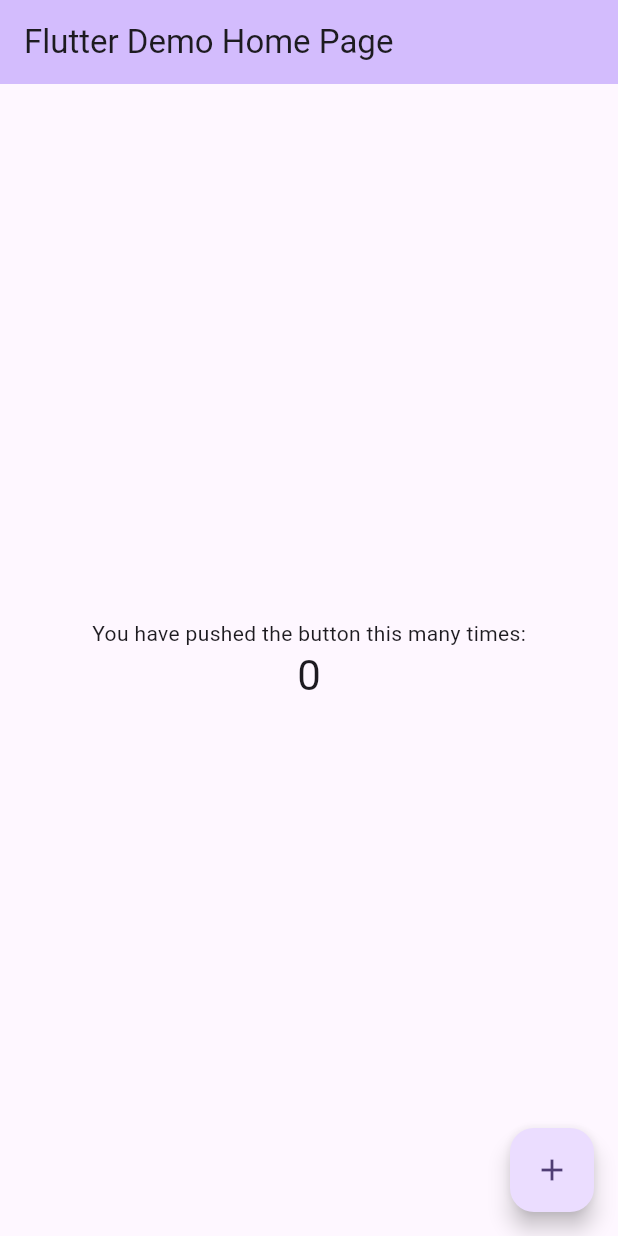
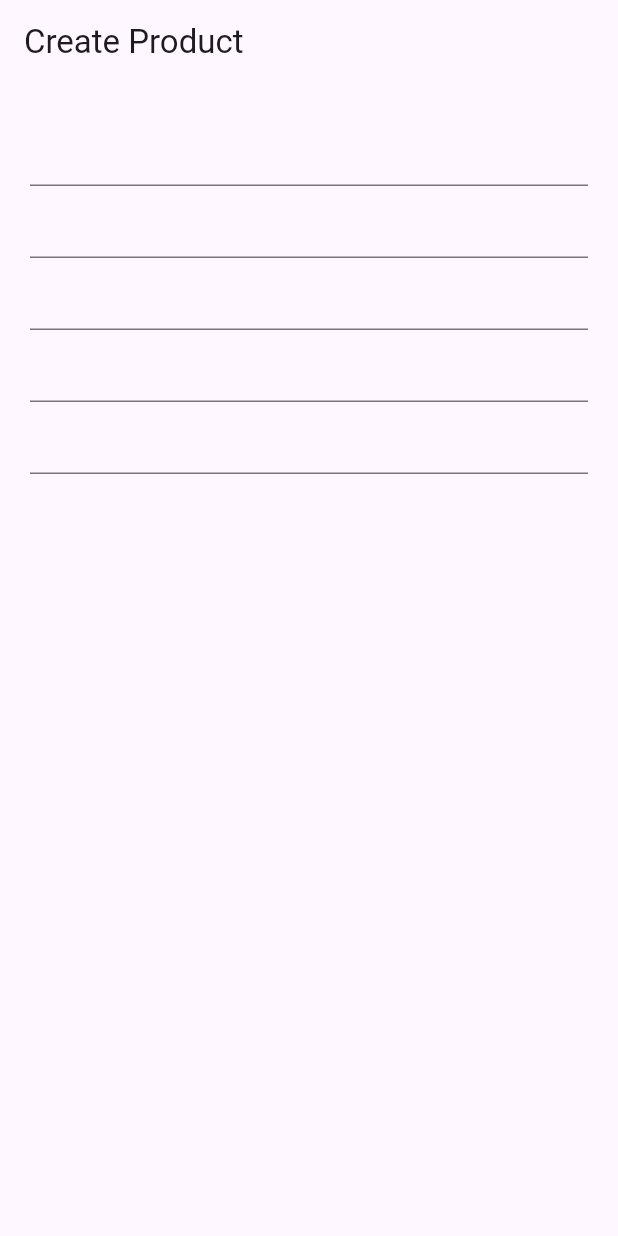
Before and after one commit to Nizarul-Islam-Prince/curdproject, a Flutter app: the screen it shows after launch, on a phone screen of 412 x 824 dp. Run offline on Flutter 3.47's test engine with Material 3 defaults, Android fonts, the phone set to English and light mode, and no system bars.

Commit message:
Product Create Screen

```diff
--- a/lib/Screen/ProductCreteScreen.dart
+++ b/lib/Screen/ProductCreteScreen.dart
@@ -0,0 +1,33 @@
+import 'package:flutter/material.dart';
+
+class ProductCreateScreen extends StatefulWidget {
+  @override
+  State<ProductCreateScreen> createState() => _ProductCreateScreen();
+}
+
+class _ProductCreateScreen extends State<ProductCreateScreen> {
+  @override
+  Widget build(BuildContext context) {
+    return Scaffold(
+      appBar: AppBar(
+        title: Text('Create Product'),
+      ),
+      body: Stack(
+        children: [
+          Container(
+            child: (SingleChildScrollView(
+              padding: EdgeInsets.all(20),
+              child: Column(children: [
+                TextFormField(onChanged: (value) {}),
+                TextFormField(onChanged: (value) {}),
+                TextFormField(onChanged: (value) {}),
+                TextFormField(onChanged: (value) {}),
+                TextFormField(onChanged: (value) {})
+              ]),
+            )),
+          )
+        ],
+      ),
+    );
+  }
+}
--- a/lib/main.dart
+++ b/lib/main.dart
@@ -1,125 +1,16 @@
+import 'package:curd_project/Screen/ProductCreteScreen.dart';
 import 'package:flutter/material.dart';
 
 void main() {
-  runApp(const MyApp());
+  runApp(MyApp());
 }
 
 class MyApp extends StatelessWidget {
-  const MyApp({super.key});
-
-  // This widget is the root of your application.
   @override
   Widget build(BuildContext context) {
     return MaterialApp(
-      title: 'Flutter Demo',
-      theme: ThemeData(
-        // This is the theme of your application.
-        //
-        // TRY THIS: Try running your application with "flutter run". You'll see
-        // the application has a blue toolbar. Then, without quitting the app,
-        // try changing the seedColor in the colorScheme below to Colors.green
-        // and then invoke "hot reload" (save your changes or press the "hot
-        // reload" button in a Flutter-supported IDE, or press "r" if you used
-        // the command line to start the app).
-        //
-        // Notice that the counter didn't reset back to zero; the application
-        // state is not lost during the reload. To reset the state, use hot
-        // restart instead.
-        //
-        // This works for code too, not just values: Most code changes can be
-        // tested with just a hot reload.
-        colorScheme: ColorScheme.fromSeed(seedColor: Colors.deepPurple),
-        useMaterial3: true,
-      ),
-      home: const MyHomePage(title: 'Flutter Demo Home Page'),
-    );
+        title: 'Flutter CURD APP',
+        debugShowCheckedModeBanner: false,
+        home: ProductCreateScreen());
   }
 }
-
-class MyHomePage extends StatefulWidget {
-  const MyHomePage({super.key, required this.title});
-
-  // This widget is the home page of your application. It is stateful, meaning
-  // that it has a State object (defined below) that contains fields that affect
-  // how it looks.
-
-  // This class is the configuration for the state. It holds the values (in this
-  // case the title) provided by the parent (in this case the App widget) and
-  // used by the build method of the State. Fields in a Widget subclass are
-  // always marked "final".
-
-  final String title;
-
-  @override
-  State<MyHomePage> createState() => _MyHomePageState();
-}
-
-class _MyHomePageState extends State<MyHomePage> {
-  int _counter = 0;
-
-  void _incrementCounter() {
-    setState(() {
-      // This call to setState tells the Flutter framework that something has
-      // changed in this State, which causes it to rerun the build method below
-      // so that the display can reflect the updated values. If we changed
-      // _counter without calling setState(), then the build method would not be
-      // called again, and so nothing would appear to happen.
-      _counter++;
-    });
-  }
-
-  @override
-  Widget build(BuildContext context) {
-    // This method is rerun every time setState is called, for instance as done
-    // by the _incrementCounter method above.
-    //
-    // The Flutter framework has been optimized to make rerunning build methods
-    // fast, so that you can just rebuild anything that needs updating rather
-    // than having to individually change instances of widgets.
-    return Scaffold(
-      appBar: AppBar(
-        // TRY THIS: Try changing the color here to a specific color (to
-        // Colors.amber, perhaps?) and trigger a hot reload to see the AppBar
-        // change color while the other colors stay the same.
-        backgroundColor: Theme.of(context).colorScheme.inversePrimary,
-        // Here we take the value from the MyHomePage object that was created by
-        // the App.build method, and use it to set our appbar title.
-        title: Text(widget.title),
-      ),
-      body: Center(
-        // Center is a layout widget. It takes a single child and positions it
-        // in the middle of the parent.
-        child: Column(
-          // Column is also a layout widget. It takes a list of children and
-          // arranges them vertically. By default, it sizes itself to fit its
-          // children horizontally, and tries to be as tall as its parent.
-          //
-          // Column has various properties to control how it sizes itself and
-          // how it positions its children. Here we use mainAxisAlignment to
-          // center the children vertically; the main axis here is the vertical
-          // axis because Columns are vertical (the cross axis would be
-          // horizontal).
-          //
-          // TRY THIS: Invoke "debug painting" (choose the "Toggle Debug Paint"
-          // action in the IDE, or press "p" in the console), to see the
-          // wireframe for each widget.
-          mainAxisAlignment: MainAxisAlignment.center,
-          children: <Widget>[
-            const Text(
-              'You have pushed the button this many times:',
-            ),
-            Text(
-              '$_counter',
-              style: Theme.of(context).textTheme.headlineMedium,
-            ),
-          ],
-        ),
-      ),
-      floatingActionButton: FloatingActionButton(
-        onPressed: _incrementCounter,
-        tooltip: 'Increment',
-        child: const Icon(Icons.add),
-      ), // This trailing comma makes auto-formatting nicer for build methods.
-    );
-  }
-}
```
